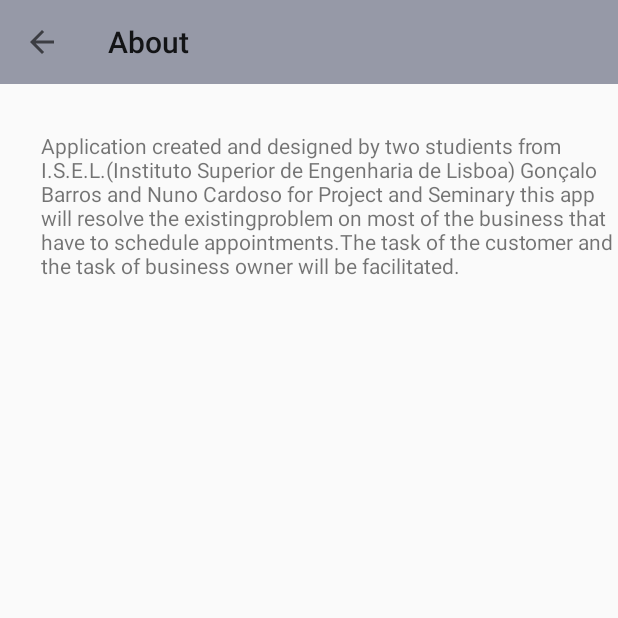
After one commit to ISEL-LEIC-PS-42144-42929/Customers-Scheduling-App, an Android app: the AboutActivity screen opened directly, with no data from a screen before it, on a phone screen of 412 x 824 dp, the top half of it. The commit adds this screen. Run offline under Robolectric (Android 15) with nearby library versions, the phone set to English and light mode, and no system bars.

```diff
--- a/CustomersScheduling/app/src/main/AndroidManifest.xml
+++ b/CustomersScheduling/app/src/main/AndroidManifest.xml
@@ -27,7 +27,8 @@
         <activity android:name=".Activities.DefinitionsActivities.EditProfileActivity" />
         <activity android:name=".Activities.DefinitionsActivities.ChangeEmailActivity" />
         <activity android:name=".Activities.DefinitionsActivities.ChangePasswordActivity" />
-        <activity android:name=".Activities.DefinitionsActivities.EditNotificationsActivity"></activity>
+        <activity android:name=".Activities.DefinitionsActivities.EditNotificationsActivity" />
+        <activity android:name=".Activities.AboutActivity"></activity>
     </application>
 
 </manifest>
--- /dev/null
+++ b/CustomersScheduling/app/src/main/java/com/ps/isel/customersscheduling/Activities/AboutActivity.java
@@ -0,0 +1,52 @@
+package com.ps.isel.customersscheduling.Activities;
+
+import android.content.Intent;
+import android.support.v7.app.AppCompatActivity;
+import android.os.Bundle;
+import android.support.v7.widget.Toolbar;
+import android.view.View;
+import android.widget.TextView;
+
+import com.ps.isel.customersscheduling.R;
+
+public class AboutActivity extends AppCompatActivity
+{
+    private Toolbar toolbar;
+    private TextView textAbout;
+    private String about = "Application created and designed by two studients from " +
+            "I.S.E.L.(Instituto Superior de Engenharia de Lisboa) Gonçalo Barros and Nuno Cardoso " +
+            "for Project and Seminary this app will resolve the existing" +
+            "problem on most of the business that have to schedule appointments." +
+            "The task of the customer and the task of business owner will be facilitated.";
+
+    @Override
+    protected void onCreate(Bundle savedInstanceState)
+    {
+        super.onCreate(savedInstanceState);
+        setContentView(R.layout.activity_about);
+
+        toolbar = (Toolbar) findViewById(R.id.filter_toolbar);
+
+        textAbout = findViewById(R.id.about);
+        textAbout.setText(about);
+
+        toolBarCode();
+    }
+
+    private void toolBarCode()
+    {
+        setSupportActionBar(toolbar);
+        getSupportActionBar().setTitle("About");
+        getSupportActionBar().setDisplayHomeAsUpEnabled(true);
+        getSupportActionBar().setDisplayShowHomeEnabled(true);
+
+        toolbar.setNavigationOnClickListener(new View.OnClickListener() {
+            @Override
+            public void onClick(View v) {
+                Intent intent = new Intent(getApplicationContext(), MainActivity.class);
+                startActivity(intent);
+            }
+        });
+
+    }
+}
--- a/CustomersScheduling/app/src/main/java/com/ps/isel/customersscheduling/Activities/MainActivity.java
+++ b/CustomersScheduling/app/src/main/java/com/ps/isel/customersscheduling/Activities/MainActivity.java
@@ -161,6 +161,9 @@ public class MainActivity extends AppCompatActivity
             case (R.id.Favorites):
                 goToActivity(FavouritesActivity.class);
                 break;
+            case (R.id.About):
+                goToActivity(AboutActivity.class);
+                break;
         }
         return super.onOptionsItemSelected(item);
     }
--- /dev/null
+++ b/CustomersScheduling/app/src/main/res/layout/activity_about.xml
@@ -0,0 +1,27 @@
+<?xml version="1.0" encoding="utf-8"?>
+<RelativeLayout xmlns:android="http://schemas.android.com/apk/res/android"
+    xmlns:app="http://schemas.android.com/apk/res-auto"
+    xmlns:tools="http://schemas.android.com/tools"
+    android:layout_width="match_parent"
+    android:layout_height="match_parent"
+    tools:context="com.ps.isel.customersscheduling.Activities.AboutActivity">
+
+    <include
+        android:id="@+id/filter_toolbar"
+        layout="@layout/toolbarwithbackarrow"></include>
+
+
+    <TextView
+        android:id="@+id/about"
+        android:layout_width="wrap_content"
+        android:layout_height="wrap_content"
+        android:layout_below="@+id/filter_toolbar"
+        android:layout_marginLeft="27dp"
+        android:layout_marginStart="27dp"
+        android:layout_marginTop="31dp"
+        android:layout_toEndOf="@+id/relativeLayout2"
+        android:layout_toRightOf="@+id/relativeLayout2"
+        tools:ignore="UnknownId" />
+
+
+</RelativeLayout>
--- a/CustomersScheduling/app/src/main/res/menu/menu.xml
+++ b/CustomersScheduling/app/src/main/res/menu/menu.xml
@@ -26,10 +26,6 @@
         app:showAsAction="always"
         ></item>
     <item
-        android:id="@+id/personalData"
-        android:title="@string/personalData">
-    </item>
-    <item
         android:id="@+id/About"
         android:title="@string/about">
     </item>
--- a/CustomersScheduling/app/src/main/res/values/strings.xml
+++ b/CustomersScheduling/app/src/main/res/values/strings.xml
@@ -14,7 +14,6 @@
     <string name="favourites">Favourites</string>
     <string name="menu_search">Search</string>
     <string name="filter">Filter</string>
-    <string name="personalData">Personal Data</string>
     <string name="services">Services</string>
     <string name="contact">Contact:</string>
     <string name="address">Address:</string>
@@ -22,4 +21,6 @@
     <string name="description">Name:</string>
     <string name="about">About</string>
     <string name="price">Price</string>
+    <string name="accept">Accept</string>
+    <string name="reject">Reject</string>
 </resources>
```
Also changed, not shown: CustomersScheduling/app/src/main/java/com/ps/isel/customersscheduling/Activities/PendentRequestsActivity.java (+35 -5 lines), CustomersScheduling/app/src/main/java/com/ps/isel/customersscheduling/Model/User.java (added, +30 -0 lines), CustomersScheduling/app/src/main/java/com/ps/isel/customersscheduling/Utis/CustomAdapterUsers.java (added, +73 -0 lines), CustomersScheduling/app/src/main/res/drawable/clipuserdrawable.xml (added, +7 -0 lines), CustomersScheduling/app/src/main/res/layout/activity_pendent_requests.xml (+22 -2 lines), CustomersScheduling/app/src/main/res/layout/rowofusers.xml (added, +61 -0 lines).
